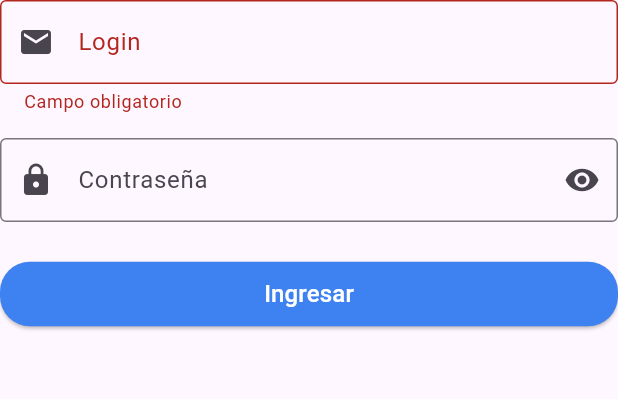
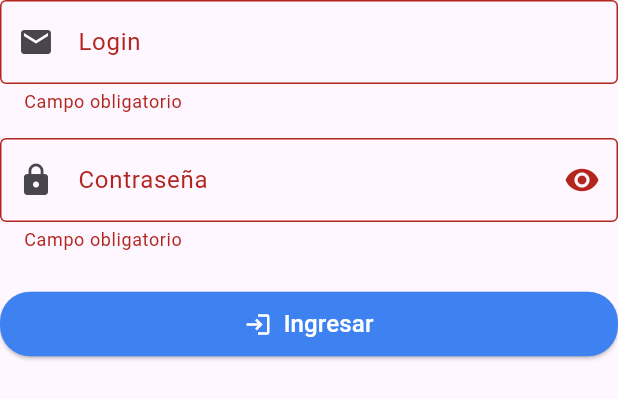
Before and after one commit to Zuzu2019/Pracice-account-manager, a Flutter app: the LoginForm widget shown alone on an empty page, opened directly, after a tap on "Ingresar", on a phone screen of 412 x 824 dp. Shown: the top 399 px of the screen. Run offline on Flutter 3.47's test engine with Material 3 defaults, Android fonts, the phone set to English and light mode, and no system bars; our stand-ins replace app_links, awesome_dialog, flutter_dotenv, flutter_riverpod, flutter_svg, shared_preferences and 1 more; missing offline and left inert: g_recaptcha_v3, oidc_default_store; accounts and stored records are empty; network calls fail; statements that could not run were skipped.

Commit message:
Implementacion del recatcha

```diff
--- a/lib/features/auth/presentation/widgets/login_form_local.dart
+++ b/lib/features/auth/presentation/widgets/login_form_local.dart
@@ -1,15 +1,13 @@
-import 'dart:async';
 import 'dart:convert';
-
+import 'package:flutter/foundation.dart';
 import 'package:flutter/material.dart';
-import 'package:flutter_dotenv/flutter_dotenv.dart';
 import 'package:flutter_riverpod/flutter_riverpod.dart';
-import 'package:webview_flutter/webview_flutter.dart';
-
+import 'package:g_recaptcha_v3/g_recaptcha_v3.dart';
+import 'package:practice_acount_manager/features/auth/presentation/service/auth_service_local.dart';
+import 'package:practice_acount_manager/features/auth/presentation/service/recaptcha_web_view.dart';
+import 'package:practice_acount_manager/features/widgets/generals/home.dart';
 import 'package:practice_acount_manager/l10n/app_localizations.dart';
 import 'package:practice_acount_manager/riverpod/auth_provider.dart';
-import 'package:practice_acount_manager/features/widgets/generals/home.dart';
-import 'package:practice_acount_manager/features/auth/presentation/service/auth_service_local.dart';
 
 class LoginForm extends ConsumerStatefulWidget {
   const LoginForm({super.key});
@@ -23,14 +21,21 @@ class _LoginFormState extends ConsumerState<LoginForm> {
   final _emailCtrl = TextEditingController();
   final _passCtrl = TextEditingController();
   bool _obscure = true;
+  bool _isLoading = false;
 
-  late final WebViewController _controller;
+  final LoginService _loginService = LoginService();
+
+  // GlobalKey para acceder al WebView y obtener token
+  final GlobalKey<RecaptchaWebViewState> _recaptchaKey = GlobalKey<RecaptchaWebViewState>();
+  late final RecaptchaWebView _recaptcha;
 
   @override
   void initState() {
     super.initState();
-    _controller = WebViewController()
-      ..setJavaScriptMode(JavaScriptMode.unrestricted);
+    _recaptcha = RecaptchaWebView(
+      key: _recaptchaKey,
+      action: 'login',
+    );
   }
 
   @override
@@ -40,98 +45,78 @@ class _LoginFormState extends ConsumerState<LoginForm> {
     super.dispose();
   }
 
-  /// Genera token reCAPTCHA v3
-  Future<String> getRecaptchaToken() async {
-    final Completer<String> tokenCompleter = Completer<String>();
-    final String siteKey = dotenv.env['SITE_KEY_RECAPTCHA'] ?? '';
-
-    final String html =
-        """
-    <!DOCTYPE html>
-    <html lang="en">
-    <head>
-      <meta charset="UTF-8">
-      <meta name="viewport" content="width=device-width, initial-scale=1.0">
-      <title>reCAPTCHA v3</title>
-      <script src="https://www.google.com/recaptcha/api.js?render=$siteKey"></script>
-      <script>
-        // Captura console.log para debug en Flutter
-        const originalLog = console.log;
-        console.log = function(msg) {
-          ConsoleLog.postMessage(msg);
-          originalLog(msg);
-        };
-
-        grecaptcha.ready(function() {
-          grecaptcha.execute('$siteKey', {action: 'login'}).then(function(token) {
-            console.log('Token generado: ' + token);
-            Recaptcha.postMessage(token);
-          });
-        });
-      </script>
-    </head>
-    <body></body>
-    </html>
-    """;
-
-    // Canal para recibir el token
-    _controller.addJavaScriptChannel(
-      'Recaptcha',
-      onMessageReceived: (message) {
-        if (!tokenCompleter.isCompleted) {
-          tokenCompleter.complete(message.message);
-        }
-      },
-    );
-
-    _controller.addJavaScriptChannel(
-      'ConsoleLog',
-      onMessageReceived: (message) {
-        print('JS log: ${message.message}');
-      },
-    );
-
-    _controller.loadHtmlString(html);
-    return tokenCompleter.future;
-  }
-
   Future<void> _submit() async {
     if (!_formKey.currentState!.validate()) return;
 
+    setState(() => _isLoading = true);
+
     try {
-      final token = await getRecaptchaToken();
-      print("Token recibido en Flutter: $token");
+      String token;
 
-      final authNotifier = ref.read(authProvider.notifier);
-
-      final resp = await login(
-        _emailCtrl.text.trim(),
-        _passCtrl.text.trim(),
-        token,
+      ScaffoldMessenger.of(context).showSnackBar(
+        const SnackBar(content: Text('🔹 Iniciando login...')),
       );
 
-      if (resp.statusCode == 200) {
-        final data = jsonDecode(resp.body) as Map<String, dynamic>;
-
-        authNotifier.setTokens(
-          accessToken: data['access_token'],
-          refreshToken: data['refresh_token'],
+      if (kIsWeb) {
+        print("🔹 Plataforma Web: obteniendo token GRecaptchaV3");
+        ScaffoldMessenger.of(context).showSnackBar(
+          const SnackBar(content: Text('🔹 Obteniendo token reCAPTCHA web...')),
         );
 
+        token = await GRecaptchaV3.execute('login') ?? '';
+        if (token.isEmpty) throw Exception("No se pudo obtener token reCAPTCHA web");
+
+      } else {
+        print("🔹 Plataforma Móvil: obteniendo token desde WebView");
+        ScaffoldMessenger.of(context).showSnackBar(
+          const SnackBar(content: Text('🔹 Obteniendo token reCAPTCHA móvil...')),
+        );
+
+        token = await _recaptchaKey.currentState!.getToken();
+        if (token.isEmpty) throw Exception("No se pudo obtener token reCAPTCHA móvil");
+      }
+
+      print("🔹 Token obtenido: $token");
+      ScaffoldMessenger.of(context).showSnackBar(
+        const SnackBar(content: Text('🔹 Token reCAPTCHA obtenido')),
+      );
+
+      ScaffoldMessenger.of(context).showSnackBar(
+        const SnackBar(content: Text('🔹 Enviando datos de login...')),
+      );
+
+      final resp = await _loginService.login(
+        login: _emailCtrl.text.trim(),
+        password: _passCtrl.text.trim(),
+        tokenRecaptcha: token,
+      );
+
+      if (resp != null && resp.statusCode == 200) {
+        print("✅ Login exitoso");
+        final data = jsonDecode(resp.body) as Map<String, dynamic>;
+        ref.read(authProvider.notifier).setTokens(
+          accessToken: data['access'],
+          refreshToken: data['refresh'],
+        );
+        if (mounted) {
           Navigator.pushReplacement(
             context,
-          MaterialPageRoute(builder: (context) => const HomePage()),
+            MaterialPageRoute(builder: (_) => const HomePage()),
           );
+        }
       } else {
+        print("❌ Login fallido: ${resp?.statusCode ?? 'sin respuesta'}");
         ScaffoldMessenger.of(context).showSnackBar(
-          SnackBar(content: Text('Login failed: ${resp.statusCode}')),
+          SnackBar(content: Text('❌ Login fallido: ${resp?.statusCode ?? 'sin respuesta'}')),
         );
       }
     } catch (e) {
-      print(e);
-      ScaffoldMessenger.of(
-        context,
-      ).showSnackBar(SnackBar(content: Text('Login failed: $e')));
+      print("❌ Excepción durante login: $e");
+      ScaffoldMessenger.of(context).showSnackBar(
+        SnackBar(content: Text('❌ Login fallido: $e')),
+      );
+    } finally {
+      if (mounted) setState(() => _isLoading = false);
     }
   }
 
@@ -139,7 +124,9 @@ class _LoginFormState extends ConsumerState<LoginForm> {
   Widget build(BuildContext context) {
     final loc = AppLocalizations.of(context)!;
 
-    return Form(
+    return Stack(
+      children: [
+        Form(
           key: _formKey,
           child: Column(
             children: [
@@ -167,33 +154,43 @@ class _LoginFormState extends ConsumerState<LoginForm> {
                     onPressed: () => setState(() => _obscure = !_obscure),
                   ),
                 ),
+                validator: (value) =>
+                    (value == null || value.isEmpty) ? loc.field_required : null,
               ),
               const SizedBox(height: 24),
               SizedBox(
                 width: double.infinity,
-            child: ElevatedButton(
-              onPressed: _submit,
+                child: ElevatedButton.icon(
+                  onPressed: _isLoading ? null : _submit,
+                  icon: _isLoading
+                      ? const SizedBox(
+                          width: 24,
+                          height: 24,
+                          child: CircularProgressIndicator(
+                            strokeWidth: 2,
+                            color: Colors.white,
+                          ),
+                        )
+                      : const Icon(Icons.login),
+                  label: Text(
+                    _isLoading ? 'Conectando...' : loc.sign_in,
+                    style: const TextStyle(fontSize: 16),
+                  ),
                   style: ElevatedButton.styleFrom(
                     backgroundColor: const Color.fromARGB(255, 61, 130, 240),
                     foregroundColor: Colors.white,
-                padding: const EdgeInsets.symmetric(
-                  horizontal: 20,
-                  vertical: 10,
-                ),
+                    padding: const EdgeInsets.symmetric(horizontal: 20, vertical: 10),
                     shape: RoundedRectangleBorder(
                       borderRadius: BorderRadius.circular(20),
                     ),
                   ),
-              child: Text(loc.sign_in, style: const TextStyle(fontSize: 16)),
                 ),
-          ),
-          SizedBox(
-            height: 0,
-            width: 0,
-            child: WebViewWidget(controller: _controller),
               ),
             ],
           ),
+        ),
+        _recaptcha, // WebView oculto para móvil
+      ],
     );
   }
 }
--- a/pubspec.yaml
+++ b/pubspec.yaml
@@ -51,6 +51,8 @@ dependencies:
   app_links: ^6.4.0
   webview_flutter: ^4.13.0
   flutter_gcaptcha_v3: ^2.1.1
+  recaptcha_v3: ^0.2.0
+  g_recaptcha_v3: ^1.0.0
 
 dev_dependencies:
   flutter_test:
@@ -81,6 +83,7 @@ flutter:
       - assets/images/
       - assets/svg/
       - .env
+      - assets/recaptcha.html
   #   - images/a_dot_burr.jpeg
   #   - images/a_dot_ham.jpeg
 l10n:
```
Also changed, not shown: lib/features/auth/presentation/pages/login_page_local.dart (+9 -1 lines), lib/features/auth/presentation/service/auth_recaptcha.dart (deleted, +0 -54 lines), lib/features/auth/presentation/service/auth_service_local.dart (+36 -7 lines), lib/features/auth/presentation/service/recaptcha_web_view.dart (added, +74 -0 lines), lib/main.dart (+53 -26 lines), pubspec.lock, 42 other files. Lines whose indentation alone changed are shown as unchanged.
